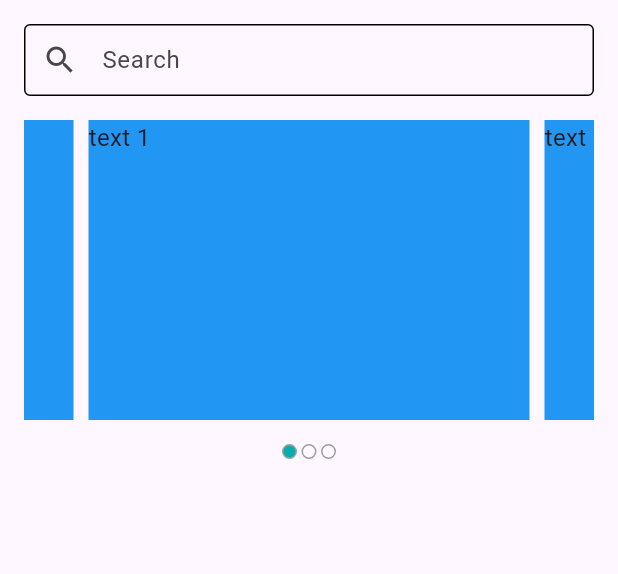
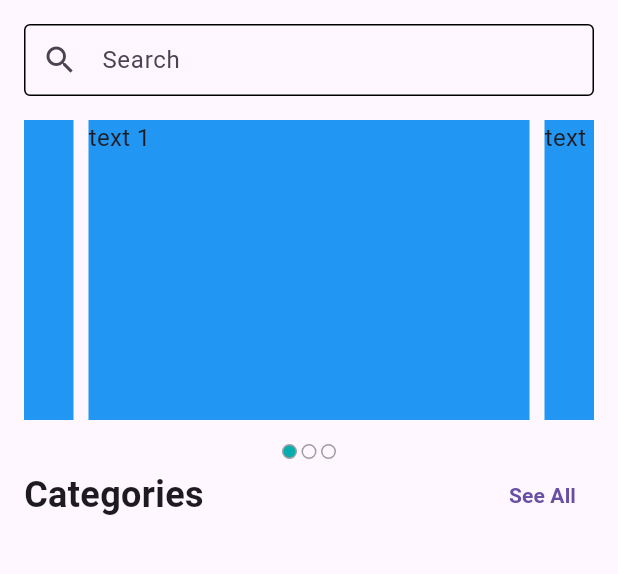
Before and after one commit to Rokeya17/craftybay, a Flutter app: the screen it shows after launch, on a phone screen of 412 x 824 dp, the part 84-658 px from its top. Run offline on Flutter 3.47's test engine with Material 3 defaults, Android fonts, the phone set to English and light mode, and no system bars; drawn by our look-alikes of carousel_slider; our stand-ins replace flutter_svg, get, pin_code_fields.

Commit message:
section header added

```diff
--- a/lib/presentation/ui/screens/home_screen.dart
+++ b/lib/presentation/ui/screens/home_screen.dart
@@ -1,5 +1,6 @@
 import 'package:craftybay/presentation/utility/image_assets.dart';
 import 'package:craftybay/presentation/widgets/home/homeslider.dart';
+import 'package:craftybay/presentation/widgets/home/section_header.dart';
 import 'package:flutter/material.dart';
 import 'package:flutter_svg/flutter_svg.dart';
 
@@ -64,9 +65,7 @@ class _HomeScreenState extends State<HomeScreen> {
                 height: 16,
               ),
               HomeSlider(),
-              SizedBox(
-                height: 16,
-              ),
+              SectionHeader(),
             ]),
           ),
         ),
--- /dev/null
+++ b/lib/presentation/widgets/home/section_header.dart
@@ -0,0 +1,45 @@
+import 'package:flutter/material.dart';
+
+class SectionHeader extends StatefulWidget {
+  const SectionHeader({super.key});
+
+  @override
+  State<SectionHeader> createState() => _SectionHeaderState();
+}
+
+class _SectionHeaderState extends State<SectionHeader>
+    with SingleTickerProviderStateMixin {
+  late AnimationController _controller;
+
+  @override
+  void initState() {
+    super.initState();
+    _controller = AnimationController(vsync: this);
+  }
+
+  @override
+  void dispose() {
+    _controller.dispose();
+    super.dispose();
+  }
+
+  @override
+  Widget build(BuildContext context) {
+    return Row(mainAxisAlignment: MainAxisAlignment.spaceBetween, children: [
+      const Text(
+        'Categories',
+        style: TextStyle(
+          fontSize: 24,
+          fontWeight: FontWeight.bold,
+        ),
+      ),
+      TextButton(
+        onPressed: () {},
+        child: const Text(
+          'See All',
+          style: TextStyle(fontWeight: FontWeight.bold),
+        ),
+      )
+    ]);
+  }
+}
```
Also changed, not shown: 1 other file.
